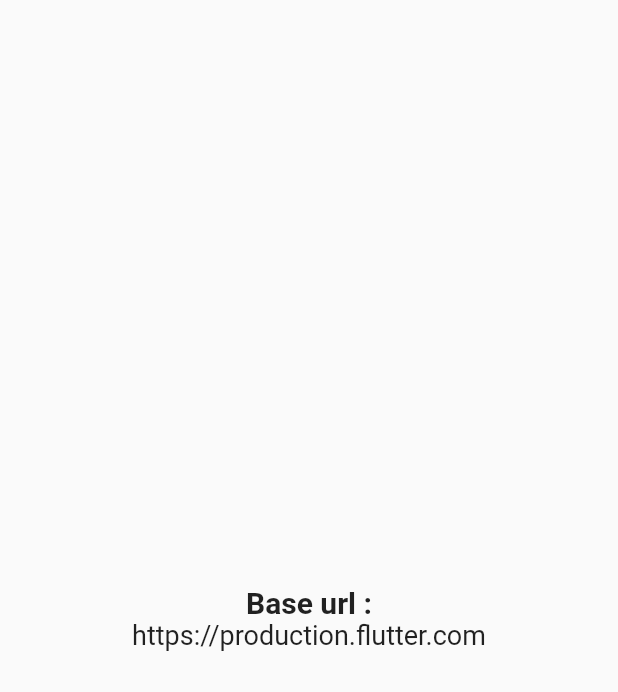
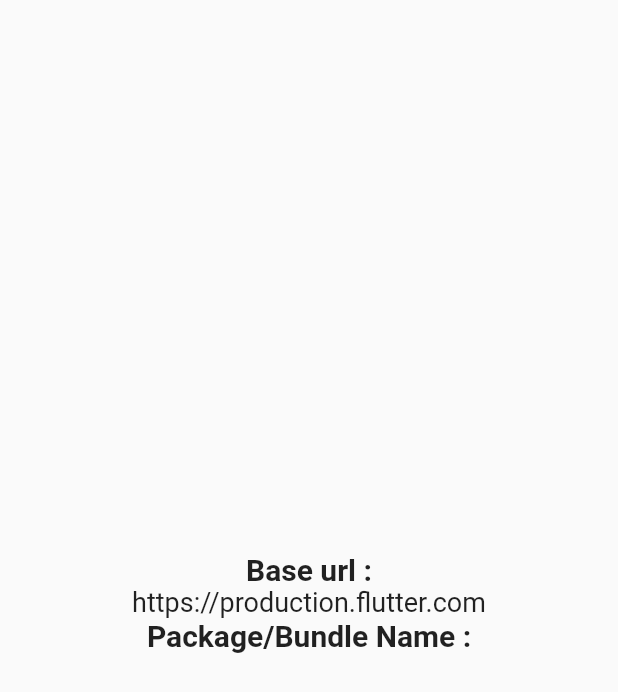
Before and after one commit to yoesuv/Flutter-Build-Environment, a Flutter app: the screen it shows after launch, on a phone screen of 412 x 824 dp. Shown: the top 692 px of the screen. Run offline on Flutter 3.47's test engine with Material 2 defaults, Android fonts, the phone set to English and light mode, and no system bars; our stand-ins replace equatable, flutter_bloc, package_info_plus.

Commit message:
:sparkles: show package name

```diff
--- a/lib/src/core/home_bloc.dart
+++ b/lib/src/core/home_bloc.dart
@@ -2,6 +2,7 @@
 import 'package:build_environment/src/core/home_state.dart';
 import 'package:build_environment/src/utils.dart';
 import 'package:flutter_bloc/flutter_bloc.dart';
+import 'package:package_info_plus/package_info_plus.dart';
 
 class HomeBloc extends Bloc<HomeEvent, HomeState> {
   HomeBloc() : super(const HomeState()) {
@@ -10,8 +11,10 @@
 
   void _loadEnvironment(HomeEventInit event, Emitter<HomeState> emit) async{
     final flavor = await flavorConfig();
+    final packageInfo = await PackageInfo.fromPlatform();
     emit(state.copyWith(
       baseUrl: flavor.baseUrl,
+      packageName: packageInfo.packageName
     ));
   }
 }
--- a/lib/src/core/home_state.dart
+++ b/lib/src/core/home_state.dart
@@ -2,15 +2,17 @@
 
 class HomeState extends Equatable {
   final String baseUrl;
+  final String packageName;
 
-  const HomeState({this.baseUrl = ''});
+  const HomeState({this.baseUrl = '', this.packageName = ''});
 
-  HomeState copyWith({String? baseUrl}) {
+  HomeState copyWith({String? baseUrl, String? packageName}) {
     return HomeState(
       baseUrl: baseUrl ?? this.baseUrl,
+      packageName: packageName ?? this.packageName,
     );
   }
 
   @override
-  List<Object> get props => [baseUrl];
+  List<Object> get props => [baseUrl, packageName];
 }
--- a/lib/src/home.dart
+++ b/lib/src/home.dart
@@ -31,6 +31,13 @@
               Text(state.baseUrl, style: const TextStyle(
                 fontSize: 18,
               )),
+              const Text('Package/Bundle Name :', style: TextStyle(
+                fontWeight: FontWeight.bold,
+                fontSize: 20,
+              )),
+              Text(state.packageName, style: const TextStyle(
+                fontSize: 18,
+              )),
             ],
           );
         },
```
